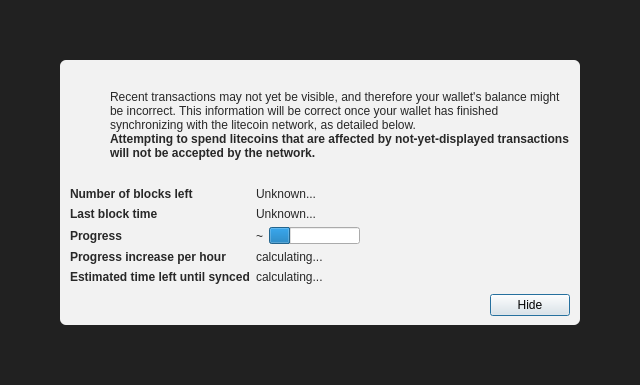
The window that src/qt/forms/modaloverlay.ui (koh-gt/ferrite-core) describes before a commit, drawn with Qt 5.
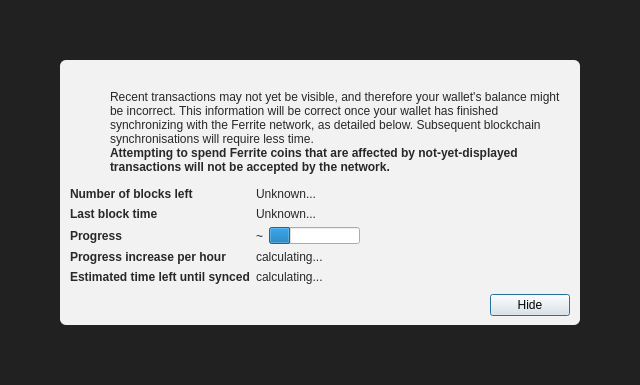
The same window after the commit. Icons and pictures are not drawn.

What changed in the file:
```diff
--- a/src/qt/forms/modaloverlay.ui
+++ b/src/qt/forms/modaloverlay.ui
@@ -130,7 +130,7 @@
              <item>
               <widget class="QLabel" name="infoText">
                <property name="text">
-                <string>Recent transactions may not yet be visible, and therefore your wallet's balance might be incorrect. This information will be correct once your wallet has finished synchronizing with the litecoin network, as detailed below.</string>
+                <string>Recent transactions may not yet be visible, and therefore your wallet's balance might be incorrect. This information will be correct once your wallet has finished synchronizing with the Ferrite network, as detailed below. Subsequent blockchain synchronisations will require less time.</string>
                </property>
                <property name="textFormat">
                 <enum>Qt::RichText</enum>
@@ -149,7 +149,7 @@
                 </font>
                </property>
                <property name="text">
-                <string>Attempting to spend litecoins that are affected by not-yet-displayed transactions will not be accepted by the network.</string>
+                <string>Attempting to spend Ferrite coins that are affected by not-yet-displayed transactions will not be accepted by the network.</string>
                </property>
                <property name="textFormat">
                 <enum>Qt::RichText</enum>
```
